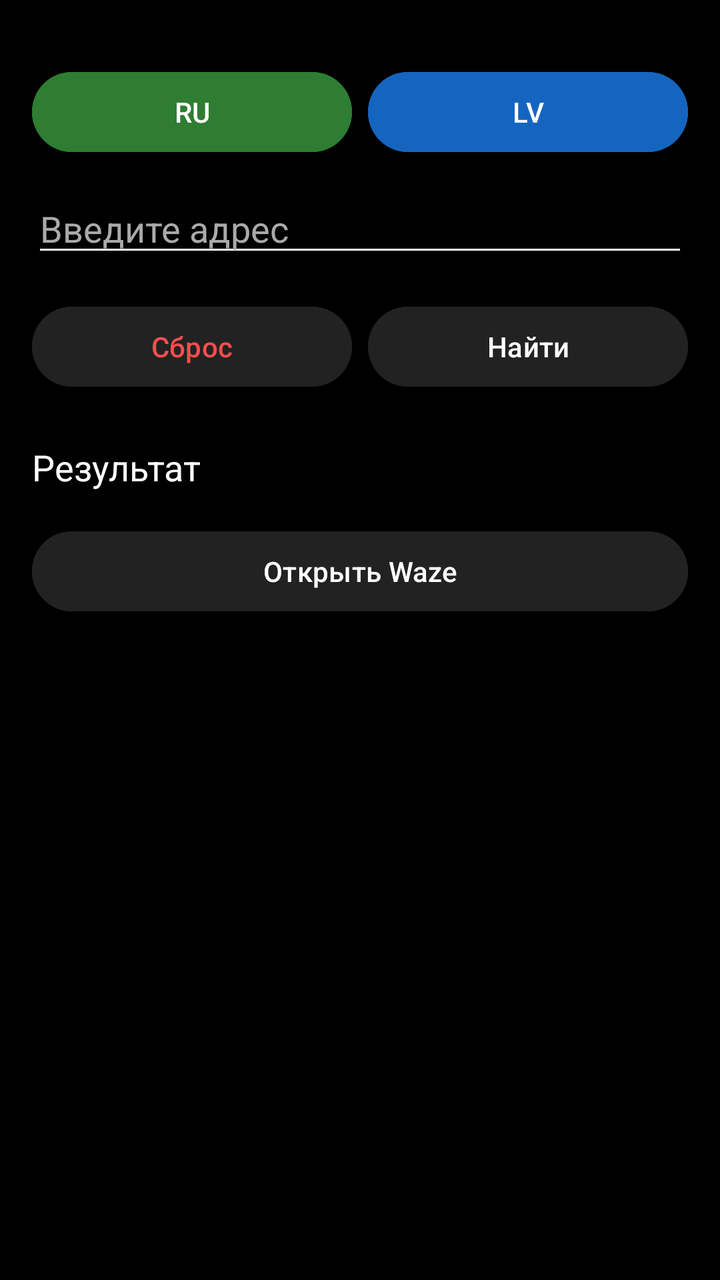
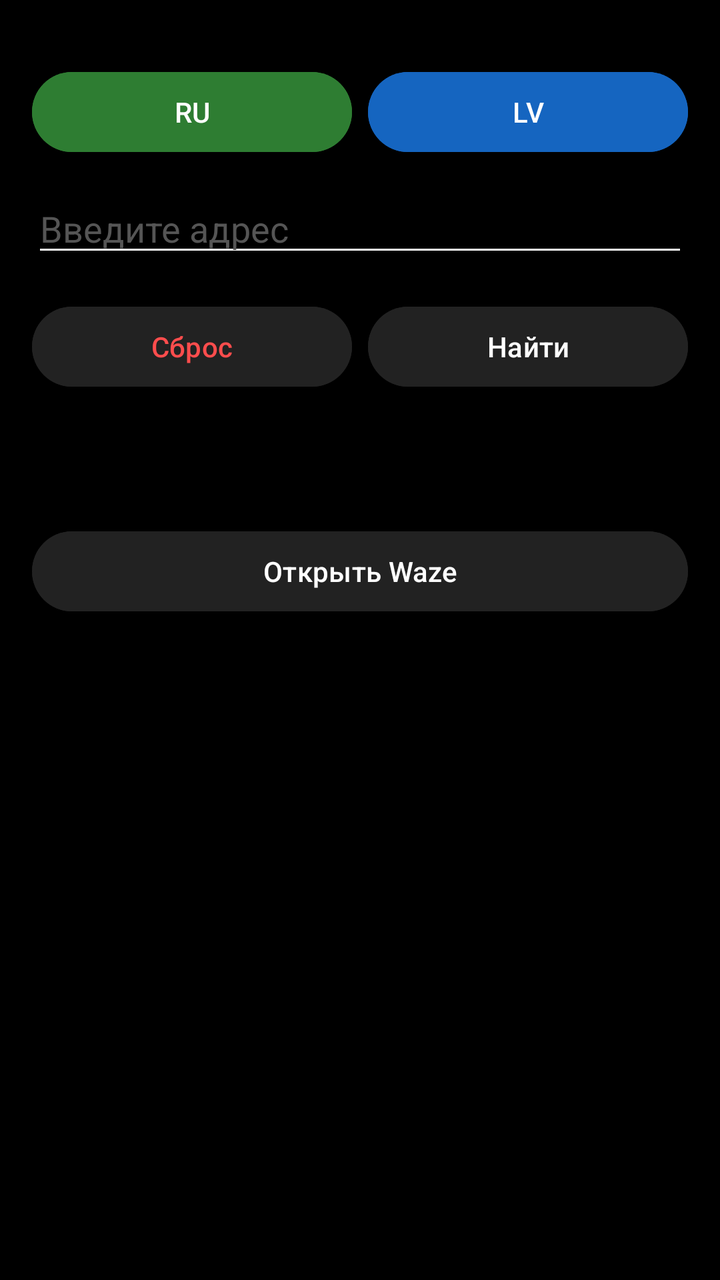

Screens rendered from an Android XML layout before and after an edit, with the pre-edit source and the edit as a unified diff.
<!-- AndroidManifest.xml: application theme Theme.RigaAddressVoice -->
<!-- res/layout/activity_main.xml -->
<?xml version="1.0" encoding="utf-8"?>
<LinearLayout
    xmlns:android="http://schemas.android.com/apk/res/android"
    android:id="@+id/rootLayout"
    android:layout_width="match_parent"
    android:layout_height="match_parent"
    android:orientation="vertical"
    android:paddingTop="32dp"
    android:paddingStart="16dp"
    android:paddingEnd="16dp"
    android:paddingBottom="16dp"
    android:background="#000000">

    <LinearLayout
        android:layout_width="match_parent"
        android:layout_height="wrap_content"
        android:orientation="horizontal">

        <Button
            android:id="@+id/btnMicRu"
            android:layout_width="0dp"
            android:layout_height="wrap_content"
            android:layout_weight="1"
            android:text="RU"
            android:textColor="#FFFFFF"
            android:backgroundTint="#2E7D32" />

        <Button
            android:id="@+id/btnMicLv"
            android:layout_width="0dp"
            android:layout_height="wrap_content"
            android:layout_weight="1"
            android:layout_marginStart="8dp"
            android:text="LV"
            android:textColor="#FFFFFF"
            android:backgroundTint="#1565C0" />
    </LinearLayout>

    <EditText
        android:id="@+id/etInput"
        android:layout_width="match_parent"
        android:layout_height="wrap_content"
        android:layout_marginTop="12dp"
        android:hint="Введите адрес"
        android:textColor="#FFFFFF"
        android:textColorHint="#AAAAAA"
        android:backgroundTint="#FFFFFF"
        android:textSize="18sp" />

    <LinearLayout
        android:layout_width="match_parent"
        android:layout_height="wrap_content"
        android:orientation="horizontal"
        android:layout_marginTop="16dp">

        <Button
            android:id="@+id/btnReset"
            android:layout_width="0dp"
            android:layout_height="wrap_content"
            android:layout_weight="1"
            android:text="Сброс"
            android:textColor="#FF4D4D"
            android:backgroundTint="#222222" />

        <Button
            android:id="@+id/btnSearch"
            android:layout_width="0dp"
            android:layout_height="wrap_content"
            android:layout_weight="1"
            android:layout_marginStart="8dp"
            android:text="Найти"
            android:textColor="#FFFFFF"
            android:backgroundTint="#222222" />
    </LinearLayout>

    <TextView
        android:id="@+id/tvResult"
        android:layout_width="match_parent"
        android:layout_height="wrap_content"
        android:text="Результат"
        android:textSize="18sp"
        android:layout_marginTop="24dp"
        android:textColor="#FFFFFF" />

    <Button
        android:id="@+id/btnWaze"
        android:layout_width="match_parent"
        android:layout_height="wrap_content"
        android:text="Открыть Waze"
        android:layout_marginTop="16dp"
        android:textColor="#FFFFFF"
        android:backgroundTint="#222222" />

    <androidx.recyclerview.widget.RecyclerView
        android:id="@+id/rvSuggestions"
        android:layout_width="match_parent"
        android:layout_height="0dp"
        android:layout_weight="1"
        android:layout_marginTop="12dp"
        android:clipToPadding="false"
        android:paddingBottom="8dp" />

</LinearLayout>
<!-- resources referenced by this layout -->
<resources>
  <style name="Theme.RigaAddressVoice" parent="Base.Theme.RigaAddressVoice" />
  <style name="Base.Theme.RigaAddressVoice" parent="Theme.Material3.Dark.NoActionBar">
          <item name="android:windowBackground">@android:color/black</item>
          <item name="android:statusBarColor">@android:color/black</item>
          <item name="android:navigationBarColor">@android:color/black</item>
          <item name="android:textColorPrimary">@android:color/white</item>
          <item name="android:textColorSecondary">@android:color/white</item>
          <item name="android:windowLightStatusBar">false</item>
          <item name="android:windowLightNavigationBar">false</item>
      </style>
</resources>

<!-- the commit's change to res/layout/activity_main.xml (unified diff, before → after) -->
@@ -43,7 +43,7 @@
         android:layout_marginTop="12dp"
         android:hint="Введите адрес"
         android:textColor="#FFFFFF"
-        android:textColorHint="#AAAAAA"
+        android:textColorHint="#555555"
         android:backgroundTint="#FFFFFF"
         android:textSize="18sp" />
 
@@ -77,7 +77,7 @@
         android:id="@+id/tvResult"
         android:layout_width="match_parent"
         android:layout_height="wrap_content"
-        android:text="Результат"
+        android:text=""
         android:textSize="18sp"
         android:layout_marginTop="24dp"
         android:textColor="#FFFFFF" />
